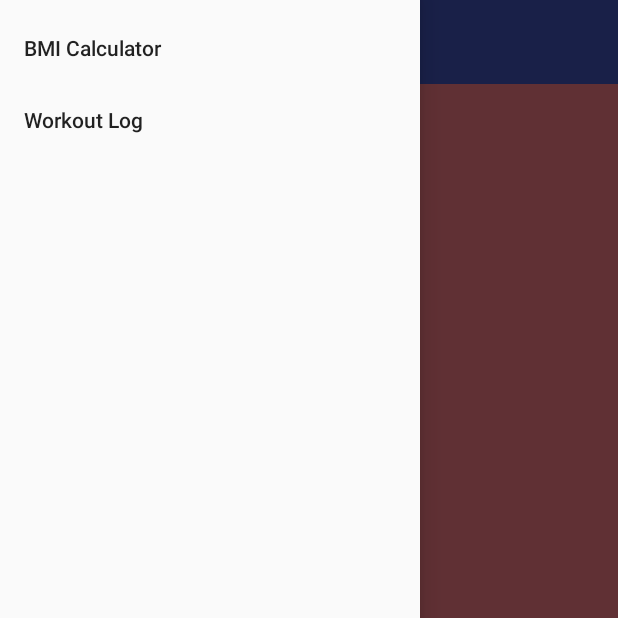
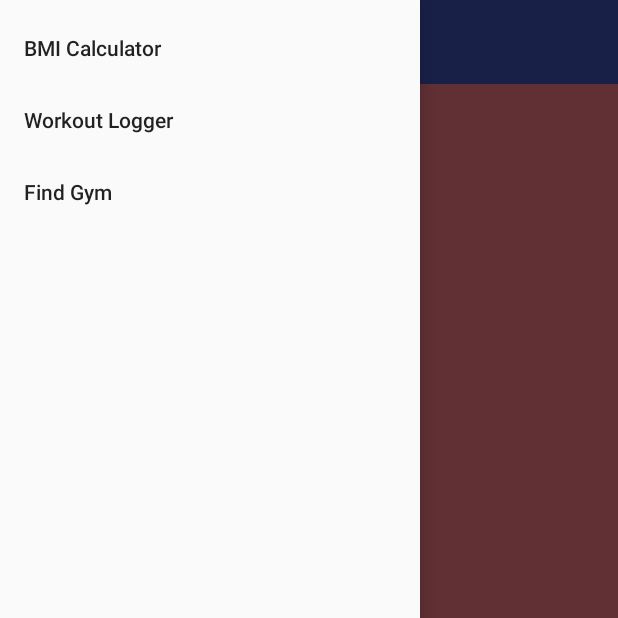
Before and after one commit to hanadkubat/KuValeFitness, an Android app: the screen it shows after launch (MainActivity), with the side drawer open, on a phone screen of 412 x 824 dp, the top half of it. Run offline under Robolectric (Android 15) with nearby library versions, the phone set to English and light mode, and no system bars.

Commit message:
Find Gym

```diff
--- a/app/build.gradle
+++ b/app/build.gradle
@@ -29,6 +29,6 @@ dependencies {
     annotationProcessor "android.arch.persistence.room:compiler:1.1.0"
 
 
-
     implementation 'com.google.code.gson:gson:2.8.4'
+    implementation 'com.google.android.gms:play-services-location:15.0.1'
 }
--- a/app/src/main/AndroidManifest.xml
+++ b/app/src/main/AndroidManifest.xml
@@ -1,6 +1,8 @@
 <?xml version="1.0" encoding="utf-8"?>
 <manifest xmlns:android="http://schemas.android.com/apk/res/android"
     package="com.hanadkubat.kuvalefitness">
+
+    <uses-permission android:name="android.permission.ACCESS_COARSE_LOCATION"/>
 
     <application
         android:allowBackup="true"
--- a/app/src/main/res/menu/menu_main_activity_drawer.xml
+++ b/app/src/main/res/menu/menu_main_activity_drawer.xml
@@ -7,5 +7,8 @@
         <item
             android:id="@+id/itemWorkoutLogger"
             android:title="@string/title_workout_logger_fragment" />
+        <item
+            android:id="@+id/itemFindGym"
+            android:title="@string/title_find_gym"/>
     </group>
 </menu>
--- a/app/src/main/res/values/strings.xml
+++ b/app/src/main/res/values/strings.xml
@@ -7,7 +7,7 @@
 
     <!-- fragment titles -->
     <string name="title_bmi_fragment">BMI Calculator</string>
-    <string name="title_workout_logger_fragment">Workout Log</string>
+    <string name="title_workout_logger_fragment">Workout Logger</string>
     <string name="title_edit_workout_log">Edit Workout Log</string>
 
 
@@ -45,4 +45,10 @@
     <string name="label_exercise_sets">Sets:</string>
     <string name="label_exercise_reps">Reps:</string>
     <string name="label_exercise_weight">Weight (kgs):</string>
+
+
+    <!-- find gym -->
+    <string name="title_find_gym">Find Gym</string>
+    <string name="error_cant_locate">Unable to find your location. Try again.</string>
+    <string name="error_no_maps">You do not have Google Maps installed</string>
 </resources>
```
Also changed, not shown: app/src/main/java/com/hanadkubat/kuvalefitness/MainActivity.java (+82 -2 lines).
